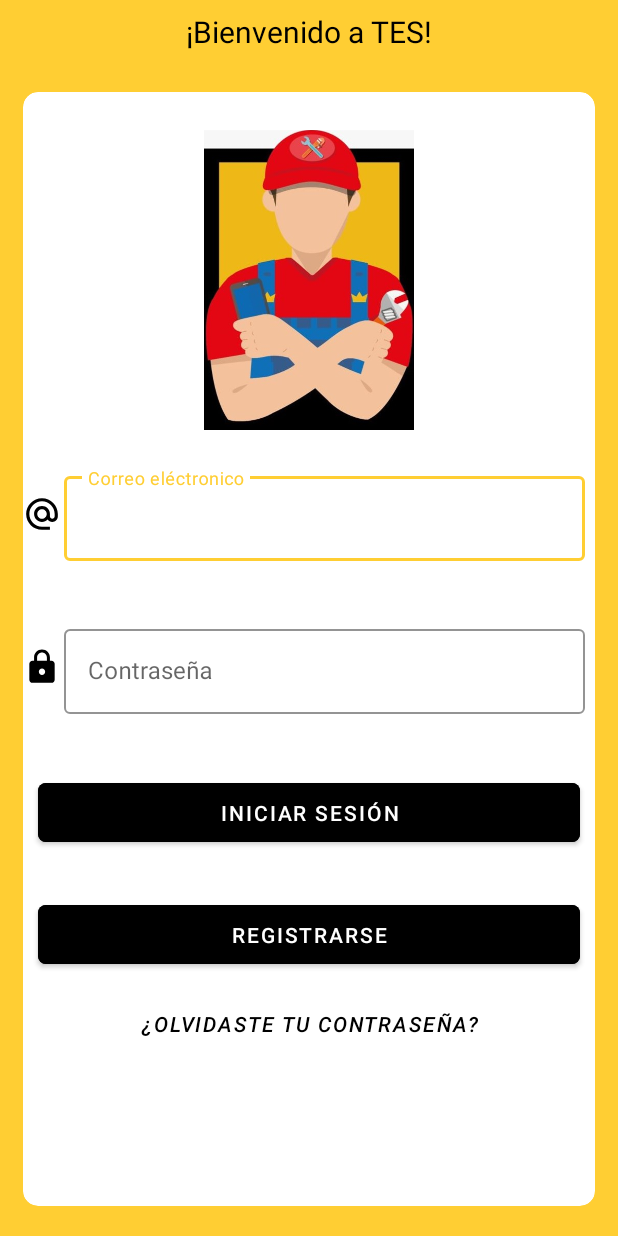
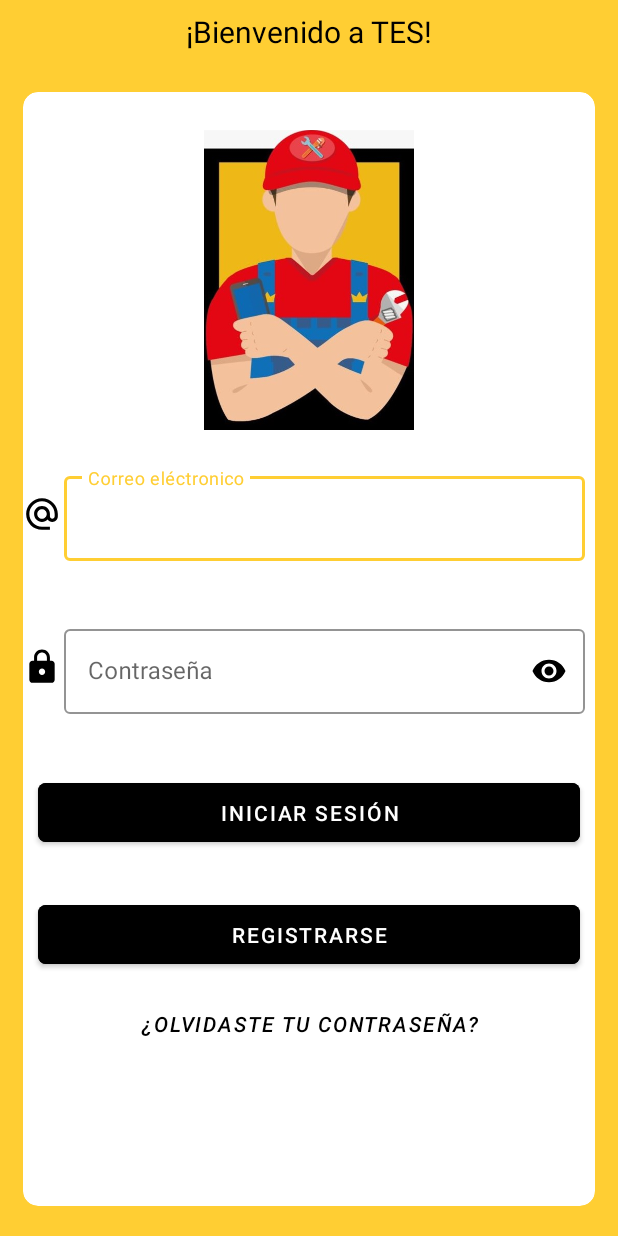
Before and after one commit to SalvadorMoradoQuiroz/TES, an Android app: the screen it shows after launch (LoginActivity), on a phone screen of 412 x 824 dp. Run offline under Robolectric (Android 15) with nearby library versions, the phone set to English and light mode, and no system bars; our stand-ins replace Firebase (no records; nobody signed in at launch, a user with empty details on screens opened directly); Roboto replaces fonts that are not available here.

Commit message:
[MOD] LoginActivity

```diff
--- a/app/src/main/res/layout/activity_login.xml
+++ b/app/src/main/res/layout/activity_login.xml
@@ -94,6 +94,7 @@
                         <com.google.android.material.textfield.TextInputEditText
                             android:layout_width="match_parent"
                             android:layout_height="wrap_content"
+                            android:inputType="textEmailAddress"
                             tools:ignore="TextContrastCheck,SpeakableTextPresentCheck" />
                     </com.google.android.material.textfield.TextInputLayout>
                 </LinearLayout>
@@ -126,11 +127,14 @@
                         android:backgroundTint="@color/principal_yellow"
                         android:hint="@string/contrase_a"
                         app:boxStrokeColor="@color/principal_yellow"
-                        app:hintTextColor="@color/principal_yellow">
+                        app:hintTextColor="@color/principal_yellow"
+                        app:passwordToggleEnabled="true"
+                        app:passwordToggleTint="@color/black">
 
                         <com.google.android.material.textfield.TextInputEditText
                             android:layout_width="match_parent"
                             android:layout_height="wrap_content"
+                            android:inputType="textPassword"
                             tools:ignore="TextContrastCheck,SpeakableTextPresentCheck" />
                     </com.google.android.material.textfield.TextInputLayout>
                 </LinearLayout>
```
